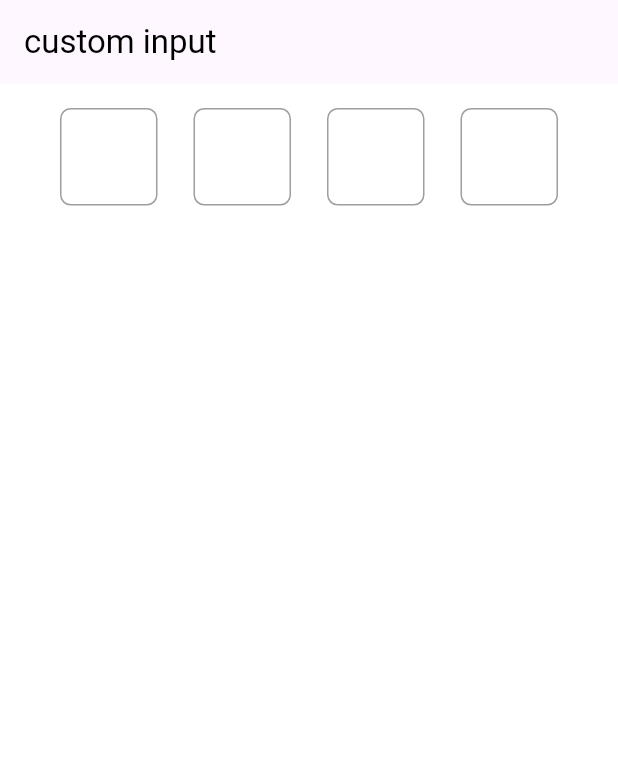
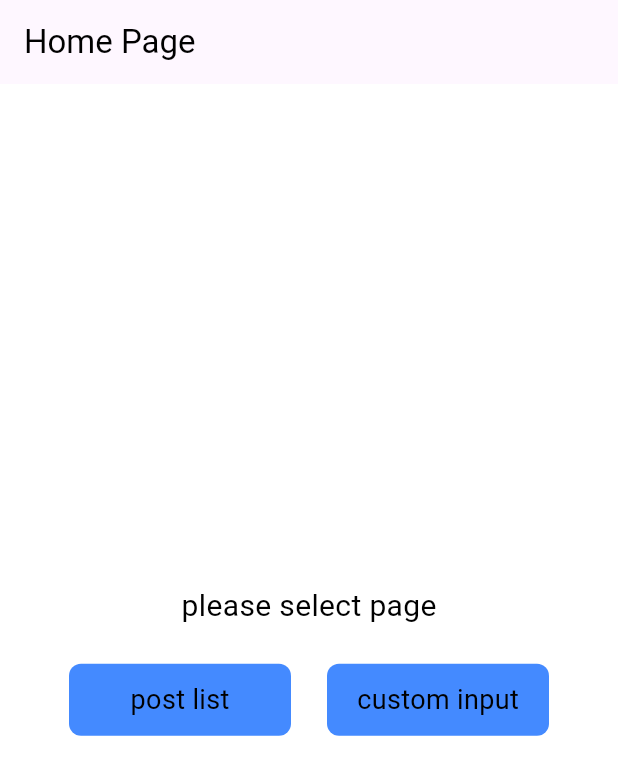
Before and after one commit to mohammad-gh75/flutter_dev_test, a Flutter app: the screen it shows after launch, on a phone screen of 412 x 824 dp. Shown: the top 775 px of the screen. Run offline on Flutter 3.47's test engine with Material 3 defaults, Android fonts, the phone set to English and light mode, and no system bars; our stand-ins replace dio, equatable, flutter_bloc, get, get_it, pretty_dio_logger and 1 more; generated files the repository leaves out were written again.

Commit message:
implement home page to select pages

```diff
--- /dev/null
+++ b/lib/src/features/home/presentation/pages/home_page.dart
@@ -0,0 +1,94 @@
+import 'package:flutter/material.dart';
+
+import '../../../../routes/app_route_path.dart';
+
+class HomePage extends StatelessWidget {
+  const HomePage({super.key});
+
+  @override
+  Widget build(BuildContext context) {
+    return Scaffold(
+      appBar: _buildAppbar(),
+      body: _buildBody(context),
+    );
+  }
+
+  PreferredSizeWidget _buildAppbar() {
+    return AppBar(
+      title: const Text(
+        'Home Page',
+        style: TextStyle(
+          color: Colors.black,
+        ),
+      ),
+    );
+  }
+
+  Widget _buildBody(BuildContext context) {
+    return Column(
+      mainAxisAlignment: MainAxisAlignment.center,
+      children: [
+        const Text(
+          'please select page',
+          style: TextStyle(
+            fontSize: 20,
+            color: Colors.black,
+          ),
+        ),
+        const SizedBox(height: 24),
+        Row(
+          mainAxisAlignment: MainAxisAlignment.center,
+          children: [
+            GestureDetector(
+              onTap: () {
+                Navigator.of(context).pushNamed(AppRoute.postList.path);
+              },
+              child: Container(
+                height: 48,
+                width: 148,
+                decoration: BoxDecoration(
+                  borderRadius: BorderRadius.circular(8),
+                  color: Colors.blueAccent,
+                ),
+                padding: const EdgeInsetsDirectional.all(16),
+                alignment: AlignmentDirectional.center,
+                child: const Text(
+                  'post list',
+                  style: TextStyle(
+                    fontSize: 18,
+                    color: Colors.black,
+                    height: 16 / 18,
+                  ),
+                ),
+              ),
+            ),
+            const SizedBox(width: 24),
+            GestureDetector(
+              onTap: () {
+                Navigator.of(context).pushNamed(AppRoute.customInput.path);
+              },
+              child: Container(
+                height: 48,
+                width: 148,
+                decoration: BoxDecoration(
+                  borderRadius: BorderRadius.circular(8),
+                  color: Colors.blueAccent,
+                ),
+                padding: const EdgeInsetsDirectional.all(16),
+                alignment: AlignmentDirectional.center,
+                child: const Text(
+                  'custom input',
+                  style: TextStyle(
+                    fontSize: 18,
+                    color: Colors.black,
+                    height: 16 / 18,
+                  ),
+                ),
+              ),
+            ),
+          ],
+        ),
+      ],
+    );
+  }
+}
--- a/lib/src/my_app.dart
+++ b/lib/src/my_app.dart
@@ -2,6 +2,9 @@ import 'package:flutter/material.dart';
 
 import 'core/theme/app_themes.dart';
 import 'features/custom_input/presentation/pages/custom_input_page.dart';
+import 'features/home/presentation/pages/home_page.dart';
+import 'features/posts/presentation/pages/post_list_page.dart';
+import 'routes/app_route_path.dart';
 
 class MyApp extends StatelessWidget {
   const MyApp({super.key});
@@ -17,7 +20,11 @@ class MyApp extends StatelessWidget {
           themeMode: ThemeMode.light,
           theme: theme(),
           debugShowCheckedModeBanner: false,
-          home: const CustomInput(),
+          routes: {
+            AppRoute.home.path: (context) => const HomePage(),
+            AppRoute.postList.path: (context) => const PostList(),
+            AppRoute.customInput.path: (context) => const CustomInput(),
+          },
         ),
       ),
     );
--- /dev/null
+++ b/lib/src/routes/app_route_path.dart
@@ -0,0 +1,8 @@
+enum AppRoute {
+  home(path: '/'),
+  postList(path: '/postList'),
+  customInput(path: '/customInput');
+
+  final String path;
+  const AppRoute({required this.path});
+}
```
